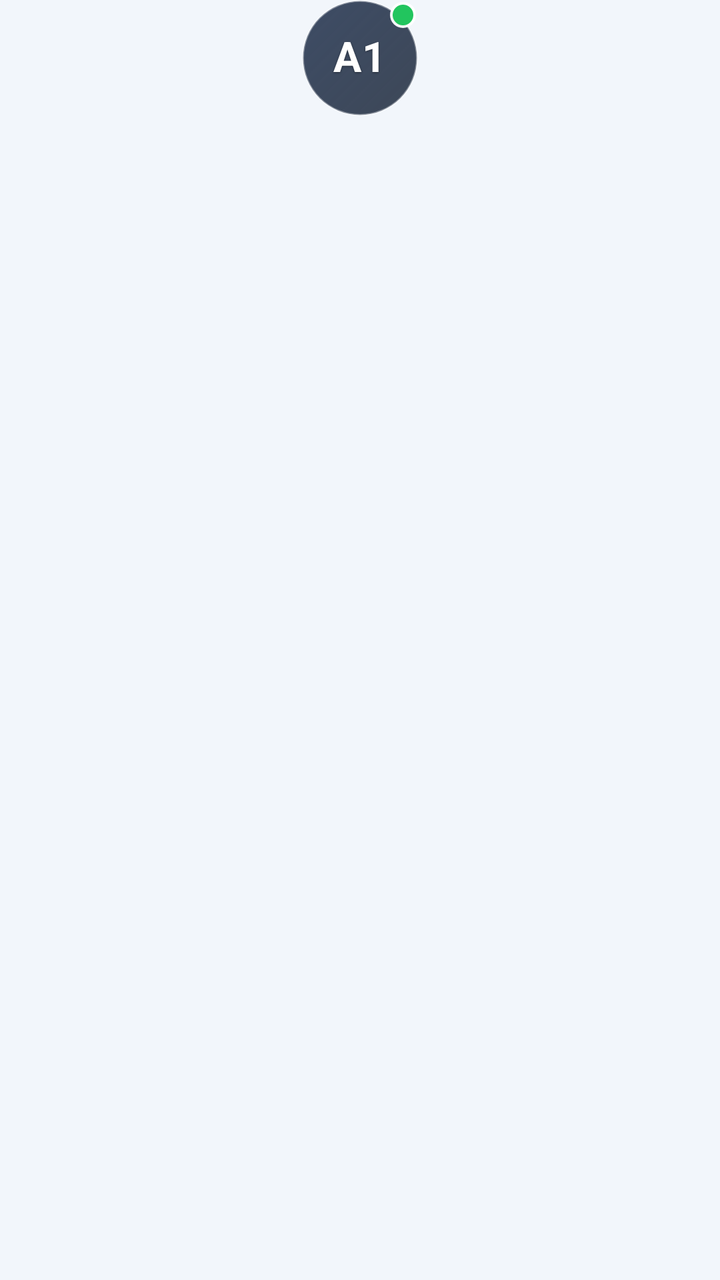
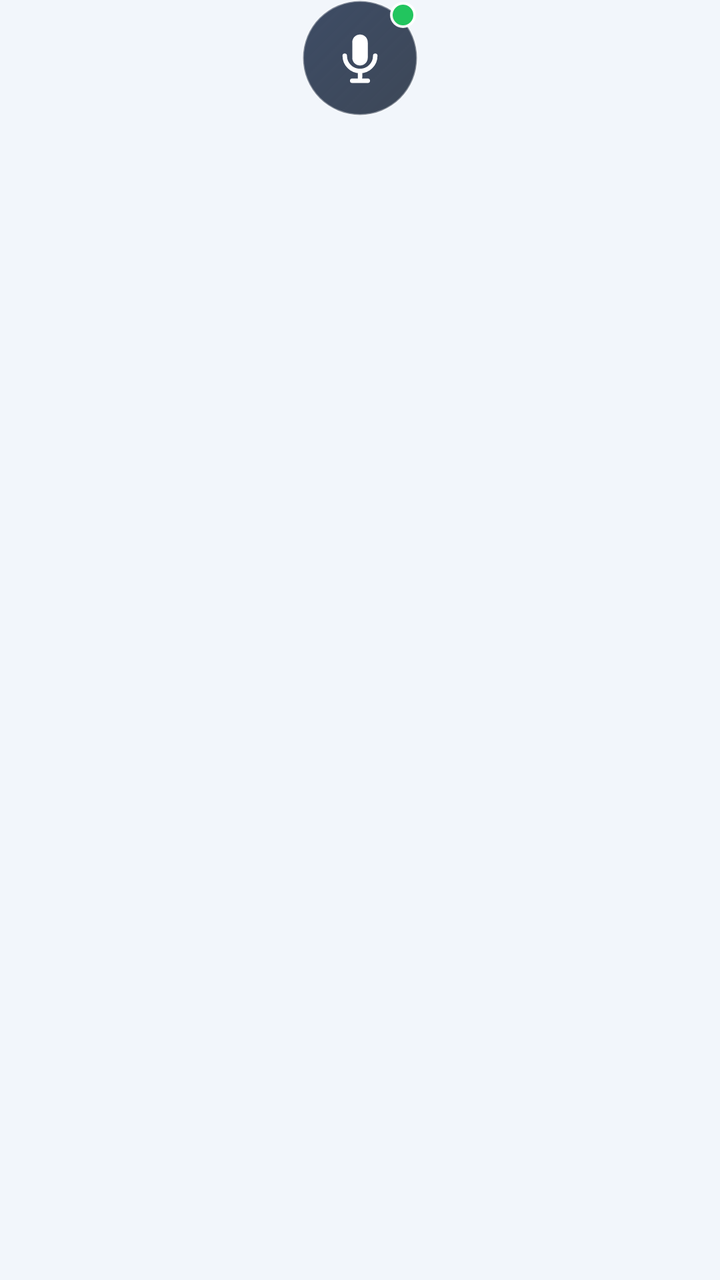

Before-and-after screenshots of an Android layout around one commit, followed by the original layout XML and the change that was made.
<!-- AndroidManifest.xml: application theme AppTheme -->
<!-- res/layout/overlay_bubble.xml -->
<?xml version="1.0" encoding="utf-8"?>
<LinearLayout xmlns:android="http://schemas.android.com/apk/res/android"
    android:layout_width="wrap_content"
    android:layout_height="wrap_content"
    android:orientation="vertical"
    android:gravity="center_horizontal"
    android:clipChildren="false"
    android:clipToPadding="false">

    
    <FrameLayout
        android:id="@+id/bubble_frame"
        android:layout_width="58dp"
        android:layout_height="58dp"
        android:clipChildren="false"
        android:clipToPadding="false">

        
        <View
            android:id="@+id/bubble_circle"
            android:layout_width="58dp"
            android:layout_height="58dp"
            android:layout_gravity="center"
            android:background="@drawable/bg_badge"/>

        
        <View
            android:id="@+id/bubble_ring"
            android:layout_width="56dp"
            android:layout_height="56dp"
            android:layout_gravity="center"
            android:background="@drawable/bg_bubble_ring"
            android:visibility="gone"/>

        <TextView
            android:id="@+id/bubble_logo"
            android:layout_width="wrap_content"
            android:layout_height="wrap_content"
            android:layout_gravity="center"
            android:includeFontPadding="false"
            android:letterSpacing="0.01"
            android:text="A1"
            android:textColor="#FFFFFF"
            android:textSize="21sp"
            android:textStyle="bold"
            android:shadowColor="#66000000"
            android:shadowDx="0"
            android:shadowDy="1"
            android:shadowRadius="2"
            android:contentDescription="A1 음성"/>

        
        <View
            android:id="@+id/bubble_dot"
            android:layout_width="13dp"
            android:layout_height="13dp"
            android:layout_gravity="top|end"
            android:layout_marginTop="1dp"
            android:layout_marginEnd="1dp"
            android:layout_marginRight="1dp"
            android:background="@drawable/bg_dot_ready"/>
    </FrameLayout>

    
    <TextView
        android:id="@+id/bubble_state"
        android:layout_width="wrap_content"
        android:layout_height="wrap_content"
        android:layout_marginTop="2dp"
        android:background="@drawable/bg_pill_dark"
        android:paddingLeft="8dp"
        android:paddingRight="8dp"
        android:paddingTop="2dp"
        android:paddingBottom="2dp"
        android:gravity="center"
        android:textColor="@color/white"
        android:textSize="10sp"
        android:textStyle="bold"
        android:visibility="gone"/>
</LinearLayout>
<!-- resources referenced by this layout -->
<resources>
  <color name="white">#FFFFFF</color>
  <!-- drawable bg_badge (drawable) -->
  <?xml version="1.0" encoding="utf-8"?>
  <shape xmlns:android="http://schemas.android.com/apk/res/android" android:shape="oval">
      <gradient
          android:type="linear"
          android:angle="315"
          android:startColor="#D91E2E4A"
          android:endColor="#CC0F1B2E"/>
      <stroke android:width="1dp" android:color="#59FFFFFF"/>
  </shape>
  <!-- drawable bg_bubble_ring (drawable) -->
  <?xml version="1.0" encoding="utf-8"?>
  <shape xmlns:android="http://schemas.android.com/apk/res/android" android:shape="oval">
      <solid android:color="#00000000"/>
      <stroke android:width="2dp" android:color="#7FD4FF"/>
  </shape>
  <!-- drawable bg_dot_ready (drawable) -->
  <?xml version="1.0" encoding="utf-8"?>
  <layer-list xmlns:android="http://schemas.android.com/apk/res/android">
      <item>
          <shape android:shape="oval">
              <solid android:color="#F2FFFFFF"/>
          </shape>
      </item>
      <item
          android:left="1.5dp"
          android:top="1.5dp"
          android:right="1.5dp"
          android:bottom="1.5dp">
          <shape android:shape="oval">
              <solid android:color="#22C55E"/>
          </shape>
      </item>
  </layer-list>
  <!-- drawable bg_pill_dark (drawable) -->
  <?xml version="1.0" encoding="utf-8"?>
  <shape xmlns:android="http://schemas.android.com/apk/res/android" android:shape="rectangle">
      <solid android:color="#E60F172A"/>
      <corners android:radius="14dp"/>
  </shape>
  <style name="AppTheme" parent="@android:style/Theme.Material.Light.NoActionBar">
          <item name="android:colorPrimary">@color/brand_navy</item>
          <item name="android:colorPrimaryDark">@color/brand_navy</item>
          <item name="android:colorAccent">@color/brand_blue</item>
          <item name="android:statusBarColor">@color/brand_navy</item>
          <item name="android:windowBackground">@color/bg</item>
      </style>
  <color name="brand_navy">#14365D</color>
  <color name="brand_blue">#2F6FB2</color>
  <color name="bg">#F2F6FB</color>
</resources>

<!-- the commit's change to res/layout/overlay_bubble.xml (unified diff, before → after) -->
@@ -32,21 +32,13 @@
             android:background="@drawable/bg_bubble_ring"
             android:visibility="gone"/>
 
-        <TextView
+        <ImageView
             android:id="@+id/bubble_logo"
-            android:layout_width="wrap_content"
-            android:layout_height="wrap_content"
+            android:layout_width="30dp"
+            android:layout_height="30dp"
             android:layout_gravity="center"
-            android:includeFontPadding="false"
-            android:letterSpacing="0.01"
-            android:text="A1"
-            android:textColor="#FFFFFF"
-            android:textSize="21sp"
-            android:textStyle="bold"
-            android:shadowColor="#66000000"
-            android:shadowDx="0"
-            android:shadowDy="1"
-            android:shadowRadius="2"
+            android:scaleType="fitCenter"
+            android:src="@drawable/ic_mic_badge"
             android:contentDescription="A1 음성"/>
 
         
<!-- resource entries referenced after the edit -->
@@ -41,6 +41,37 @@
       <solid android:color="#E60F172A"/>
       <corners android:radius="14dp"/>
   </shape>
+  <!-- drawable ic_mic_badge (drawable) -->
+  <?xml version="1.0" encoding="utf-8"?>
+  <vector xmlns:android="http://schemas.android.com/apk/res/android"
+      android:width="30dp"
+      android:height="30dp"
+      android:viewportWidth="24"
+      android:viewportHeight="24">
+  
+      
+      <path
+          android:fillColor="#FFFFFF"
+          android:pathData="M12,2.6c-1.72,0 -3.1,1.38 -3.1,3.1v6.2c0,1.72 1.38,3.1 3.1,3.1s3.1,-1.38 3.1,-3.1V5.7c0,-1.72 -1.38,-3.1 -3.1,-3.1z"/>
+  
+      
+      <path
+          android:fillColor="#00000000"
+          android:strokeColor="#FFFFFF"
+          android:strokeWidth="1.8"
+          android:strokeLineCap="round"
+          android:strokeLineJoin="round"
+          android:pathData="M5.9,11.1c0,3.37 2.73,6.1 6.1,6.1s6.1,-2.73 6.1,-6.1"/>
+  
+      
+      <path
+          android:fillColor="#00000000"
+          android:strokeColor="#FFFFFF"
+          android:strokeWidth="1.8"
+          android:strokeLineCap="round"
+          android:strokeLineJoin="round"
+          android:pathData="M12,17.2v2.6M8.9,21.1h6.2"/>
+  </vector>
   <style name="AppTheme" parent="@android:style/Theme.Material.Light.NoActionBar">
           <item name="android:colorPrimary">@color/brand_navy</item>
           <item name="android:colorPrimaryDark">@color/brand_navy</item>
